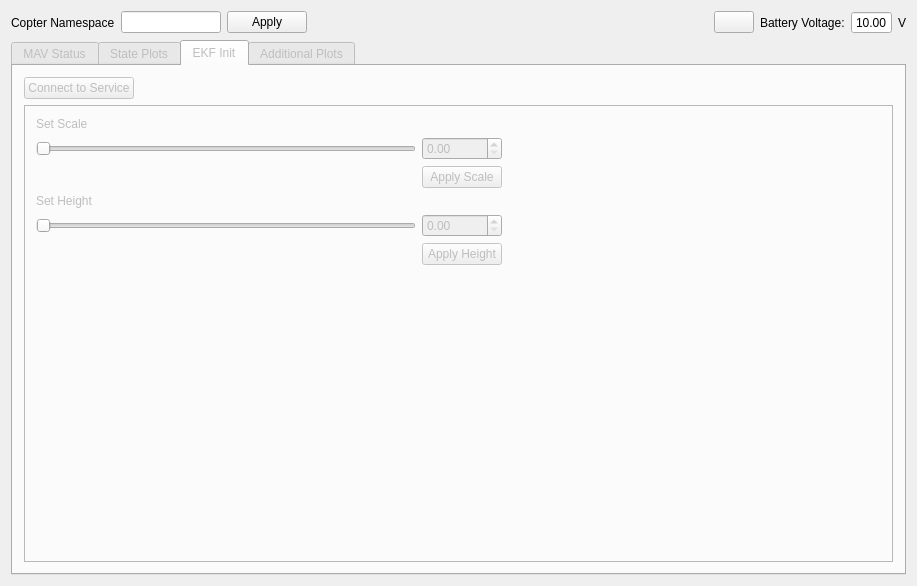
The window that resource/CopterPlugin.ui (Amit10311/rqt_copter) describes before a commit, drawn with Qt 5.
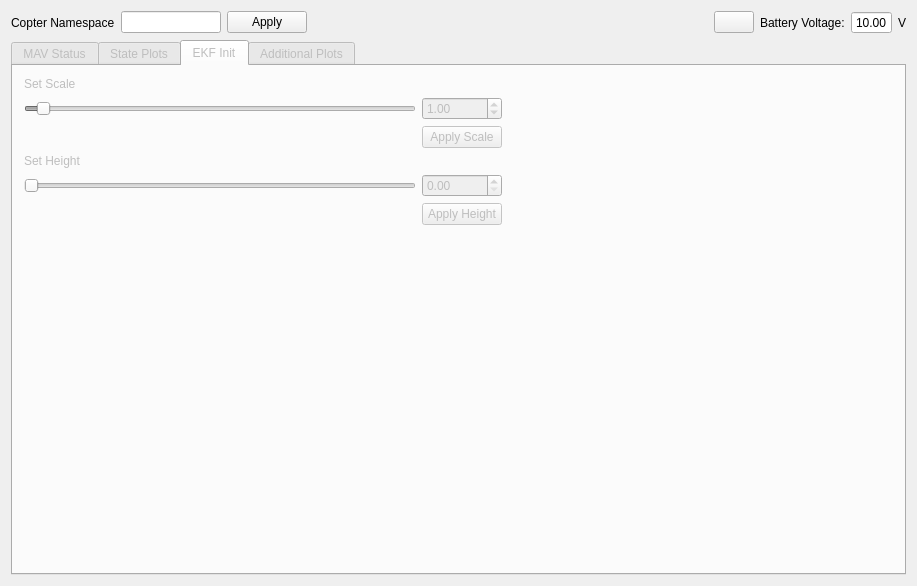
The same window after the commit. The open tabs and pages were chosen to show the change.

Commit message: service init instead of dynamic reconfigure - works with pose_sensor on sensor_fusion branch init_service

What changed in the file:
```diff
--- a/resource/CopterPlugin.ui
+++ b/resource/CopterPlugin.ui
@@ -403,35 +403,6 @@
          <string>EKF Init</string>
         </attribute>
         <layout class="QGridLayout" name="gridLayout_5">
-         <item row="0" column="1">
-          <spacer name="horizontalSpacer_3">
-           <property name="orientation">
-            <enum>Qt::Horizontal</enum>
-           </property>
-           <property name="sizeHint" stdset="0">
-            <size>
-             <width>40</width>
-             <height>20</height>
-            </size>
-           </property>
-          </spacer>
-         </item>
-         <item row="0" column="0">
-          <widget class="QPushButton" name="connect_dyn_rec">
-           <property name="text">
-            <string>Connect to Service</string>
-           </property>
-          </widget>
-         </item>
-         <item row="1" column="0" colspan="2">
-          <widget class="QFrame" name="dyn_rec_frame">
-           <property name="frameShape">
-            <enum>QFrame::StyledPanel</enum>
-           </property>
-           <property name="frameShadow">
-            <enum>QFrame::Raised</enum>
-           </property>
-           <layout class="QGridLayout" name="gridLayout_6">
             <item row="0" column="0">
              <layout class="QGridLayout" name="dyn_rec_frame_layout">
               <item row="1" column="0">
@@ -439,12 +410,18 @@
                 <property name="cursor">
                  <cursorShape>SizeHorCursor</cursorShape>
                 </property>
+             <property name="minimum">
+              <number>1</number>
+             </property>
                 <property name="maximum">
                  <number>3000</number>
                 </property>
                 <property name="singleStep">
                  <number>1</number>
                 </property>
+             <property name="value">
+              <number>100</number>
+             </property>
                 <property name="orientation">
                  <enum>Qt::Horizontal</enum>
                 </property>
@@ -498,12 +475,18 @@
               </item>
               <item row="1" column="1">
                <widget class="QDoubleSpinBox" name="scale_spin_box">
+             <property name="minimum">
+              <double>0.010000000000000</double>
+             </property>
                 <property name="maximum">
                  <double>30.000000000000000</double>
                 </property>
                 <property name="singleStep">
                  <double>0.010000000000000</double>
                 </property>
+             <property name="value">
+              <double>1.000000000000000</double>
+             </property>
                </widget>
               </item>
               <item row="3" column="0">
@@ -541,9 +524,6 @@
                </widget>
               </item>
              </layout>
-            </item>
-           </layout>
-          </widget>
          </item>
         </layout>
        </widget>
```
Lines whose indentation alone changed are shown as unchanged. The commit also changes 2 other files.
